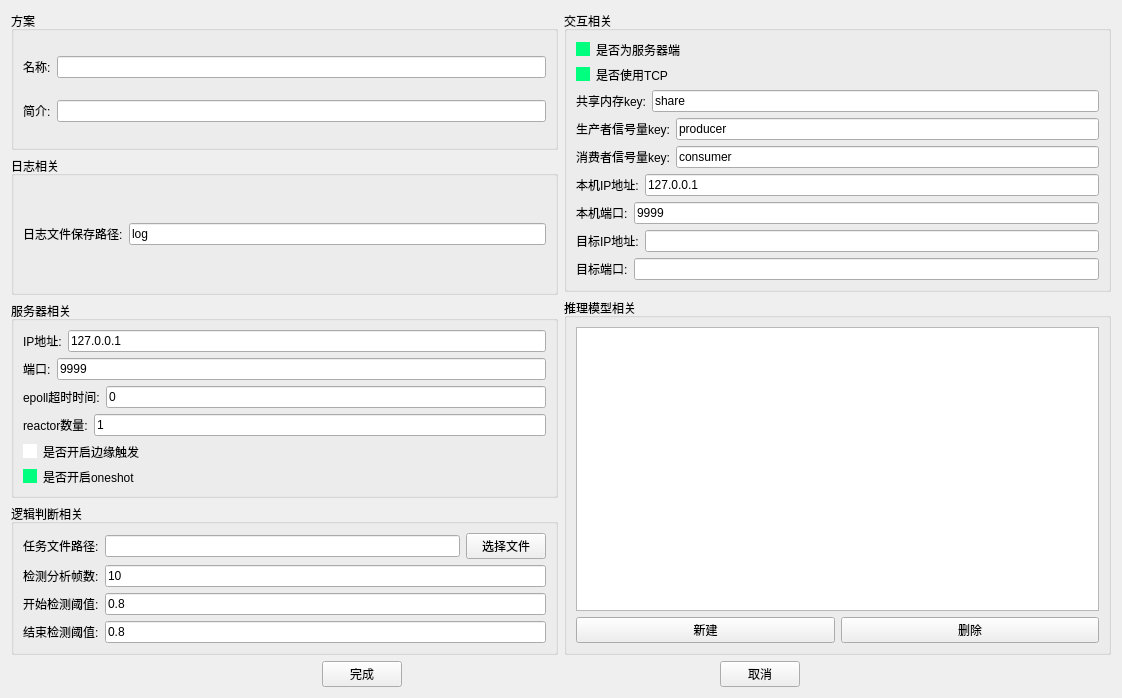
The window that Terminal/src/ConfigPage.ui (OoShawnoO/Robert) describes before a commit, drawn with Qt 5.
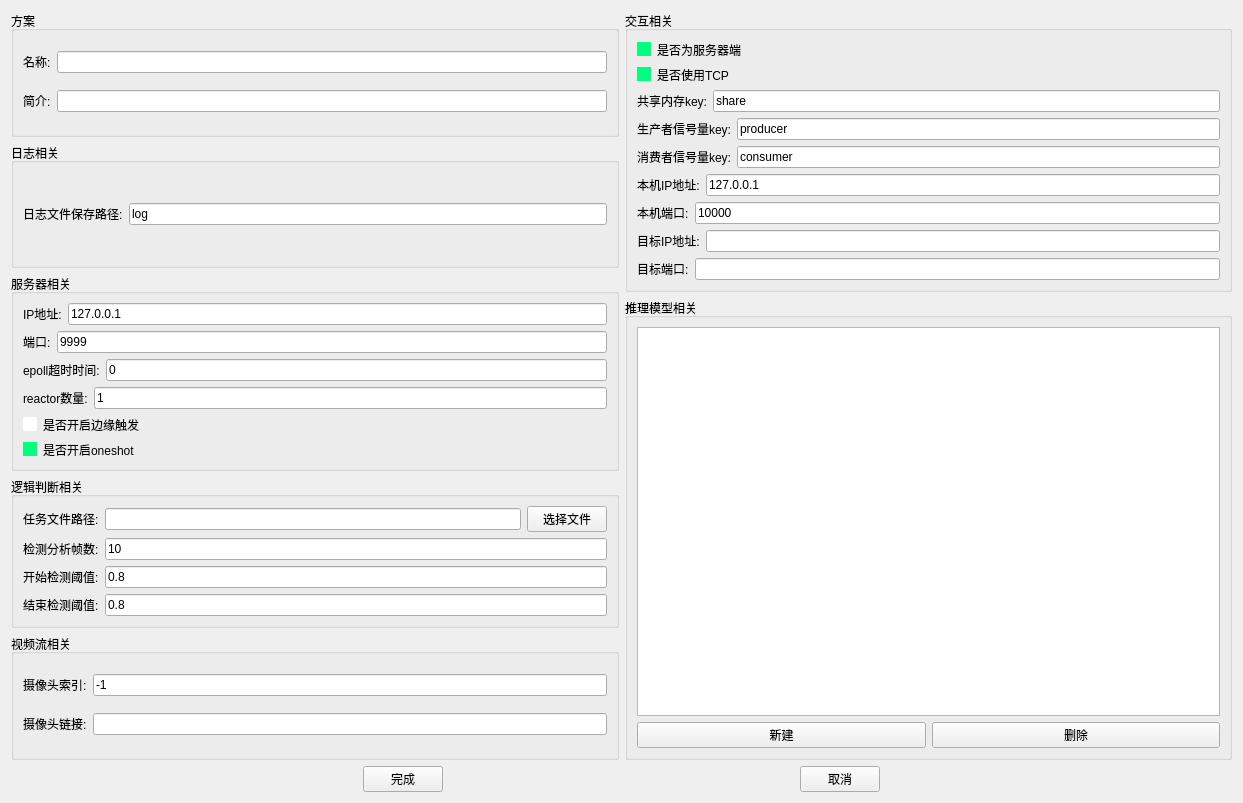
The same window after the commit.

Commit message: [+] 12.21 交互相关

Diff of the .ui file:
```diff
--- a/Terminal/src/ConfigPage.ui
+++ b/Terminal/src/ConfigPage.ui
@@ -9,8 +9,8 @@
    <rect>
     <x>0</x>
     <y>0</y>
-    <width>1122</width>
-    <height>698</height>
+    <width>1243</width>
+    <height>803</height>
    </rect>
   </property>
   <property name="windowTitle">
@@ -41,7 +41,7 @@
     background-color: rgb(170, 255, 0); 
 } </string>
   </property>
-  <layout class="QVBoxLayout" name="verticalLayout_9">
+  <layout class="QVBoxLayout" name="verticalLayout_10">
    <item>
     <layout class="QHBoxLayout" name="horizontalLayout_17">
      <item>
@@ -336,6 +336,57 @@
          </layout>
         </widget>
        </item>
+       <item>
+        <widget class="QGroupBox" name="groupBox_7">
+         <property name="title">
+          <string>视频流相关</string>
+         </property>
+         <layout class="QVBoxLayout" name="verticalLayout_9">
+          <item>
+           <layout class="QHBoxLayout" name="horizontalLayout_18">
+            <item>
+             <widget class="QLabel" name="label_25">
+              <property name="text">
+               <string>摄像头索引:</string>
+              </property>
+             </widget>
+            </item>
+            <item>
+             <widget class="QLineEdit" name="indexEdit">
+              <property name="text">
+               <string>-1</string>
+              </property>
+              <property name="placeholderText">
+               <string>0.8</string>
+              </property>
+             </widget>
+            </item>
+           </layout>
+          </item>
+          <item>
+           <layout class="QHBoxLayout" name="horizontalLayout_19">
+            <item>
+             <widget class="QLabel" name="label_26">
+              <property name="text">
+               <string>摄像头链接:</string>
+              </property>
+             </widget>
+            </item>
+            <item>
+             <widget class="QLineEdit" name="urlEdit">
+              <property name="text">
+               <string/>
+              </property>
+              <property name="placeholderText">
+               <string/>
+              </property>
+             </widget>
+            </item>
+           </layout>
+          </item>
+         </layout>
+        </widget>
+       </item>
       </layout>
      </item>
      <item>
@@ -462,7 +513,7 @@
             <item>
              <widget class="QLineEdit" name="myPortEdit">
               <property name="text">
-               <string>9999</string>
+               <string>10000</string>
               </property>
               <property name="placeholderText">
                <string>9999</string>
```
The commit also changes 33 other files.
